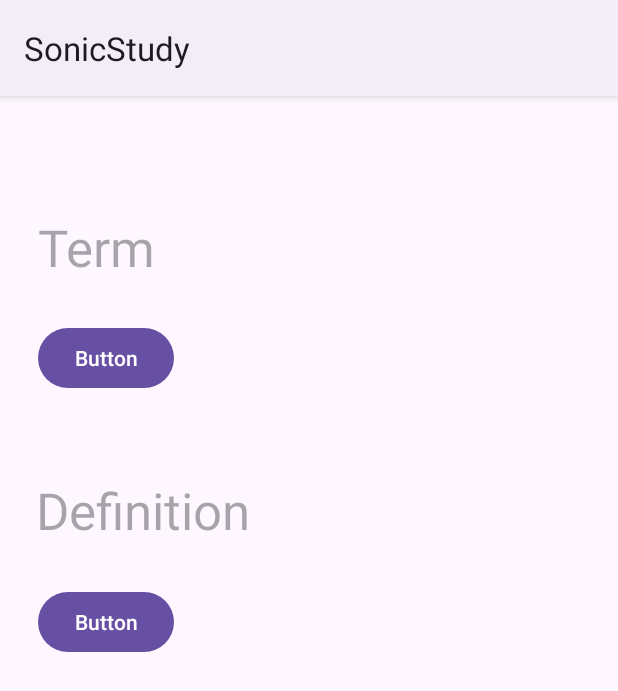
After one commit to ayumahapat0/Sonic_Study, an Android app: the AddTerm screen opened directly, with no data from a screen before it, on a phone screen of 412 x 824 dp. The commit adds this screen. Shown: the top 691 px of the screen. Run offline under Robolectric (Android 15) with nearby library versions, the phone set to English and light mode, and no system bars.

Commit message:
add term activity

```diff
--- a/app/src/main/AndroidManifest.xml
+++ b/app/src/main/AndroidManifest.xml
@@ -12,6 +12,8 @@
         android:supportsRtl="true"
         android:theme="@style/Theme.SonicStudy"
         tools:targetApi="31">
+        <activity android:name=".AddTerm"/>
+        <activity android:name=".Settings"/>
         <activity
             android:name=".MainActivity"
             android:exported="true">
--- /dev/null
+++ b/app/src/main/java/com/cs407/sonicstudy/AddTerm.kt
@@ -0,0 +1,15 @@
+package com.cs407.sonicstudy
+
+import android.os.Bundle
+import android.widget.Button
+import android.widget.TextView
+import androidx.appcompat.app.AppCompatActivity
+
+class AddTerm : AppCompatActivity() {
+    override fun onCreate(savedInstanceState: Bundle?) {
+        super.onCreate(savedInstanceState)
+        setContentView(R.layout.add_term)
+
+
+    }
+}
--- a/app/src/main/java/com/cs407/sonicstudy/MainActivity.kt
+++ b/app/src/main/java/com/cs407/sonicstudy/MainActivity.kt
@@ -4,6 +4,8 @@ import android.content.Intent
 import android.os.Bundle
 import android.view.Menu
 import android.view.MenuItem
+import android.view.View
+import android.widget.Button
 import android.widget.Toast
 import androidx.activity.enableEdgeToEdge
 import androidx.appcompat.app.AppCompatActivity
@@ -20,6 +22,14 @@ class MainActivity : AppCompatActivity() {
 //            v.setPadding(systemBars.left, systemBars.top, systemBars.right, systemBars.bottom)
 //            insets
 //        }
+
+        val addTermButton = findViewById<Button>(R.id.button)
+
+        addTermButton.setOnClickListener {
+            val intent = Intent(this, AddTerm::class.java)
+            startActivity(intent)
+        }
+
     }
 
     override fun onCreateOptionsMenu(menu: Menu): Boolean {
--- a/app/src/main/res/layout/activity_main.xml
+++ b/app/src/main/res/layout/activity_main.xml
@@ -68,6 +68,12 @@ tools:context=".MainActivity">
         android:background="#C1BABA"
         android:gravity="center_vertical"
         android:text="Deck3" />
+
+    <Button
+        android:id="@+id/button"
+        android:layout_width="match_parent"
+        android:layout_height="wrap_content"
+        android:text="Button" />
 </LinearLayout>
 
 </androidx.constraintlayout.widget.ConstraintLayout>
--- /dev/null
+++ b/app/src/main/res/layout/add_term.xml
@@ -0,0 +1,52 @@
+<?xml version="1.0" encoding="utf-8"?>
+<androidx.constraintlayout.widget.ConstraintLayout xmlns:android="http://schemas.android.com/apk/res/android"
+    xmlns:app="http://schemas.android.com/apk/res-auto"
+    xmlns:tools="http://schemas.android.com/tools"
+    android:id="@+id/add_term"
+    android:layout_width="match_parent"
+    android:layout_height="match_parent"
+    tools:context=".AddTerm">
+
+    <Button
+        android:id="@+id/defBtn"
+        android:layout_width="wrap_content"
+        android:layout_height="wrap_content"
+        android:layout_marginStart="25dp"
+        android:layout_marginTop="8dp"
+        android:text="Button"
+        app:layout_constraintStart_toStartOf="parent"
+        app:layout_constraintTop_toBottomOf="@+id/definition" />
+
+    <Button
+        android:id="@+id/termBtn"
+        android:layout_width="wrap_content"
+        android:layout_height="wrap_content"
+        android:layout_marginStart="25dp"
+        android:layout_marginTop="9dp"
+        android:text="Button"
+        app:layout_constraintStart_toStartOf="parent"
+        app:layout_constraintTop_toBottomOf="@+id/term" />
+
+    <TextView
+        android:id="@+id/term"
+        android:layout_width="358dp"
+        android:layout_height="63dp"
+        android:layout_marginStart="25dp"
+        android:layout_marginTop="78dp"
+        android:hint="Term"
+        android:textSize="34sp"
+        app:layout_constraintStart_toStartOf="parent"
+        app:layout_constraintTop_toTopOf="parent" />
+
+    <TextView
+        android:id="@+id/definition"
+        android:layout_width="360dp"
+        android:layout_height="65dp"
+        android:layout_marginStart="24dp"
+        android:layout_marginTop="112dp"
+        android:hint="Definition"
+        android:textSize="34sp"
+        app:layout_constraintStart_toStartOf="parent"
+        app:layout_constraintTop_toBottomOf="@+id/term" />
+
+</androidx.constraintlayout.widget.ConstraintLayout>
--- a/app/src/main/res/values/strings.xml
+++ b/app/src/main/res/values/strings.xml
@@ -3,4 +3,6 @@
     <string name="decks">Decks</string>
     <string name="settings">Settings</string>
     <string name="study">Study</string>
+    <!-- TODO: Remove or change this placeholder text -->
+    <string name="hello_blank_fragment">Hello blank fragment</string>
 </resources>
```
